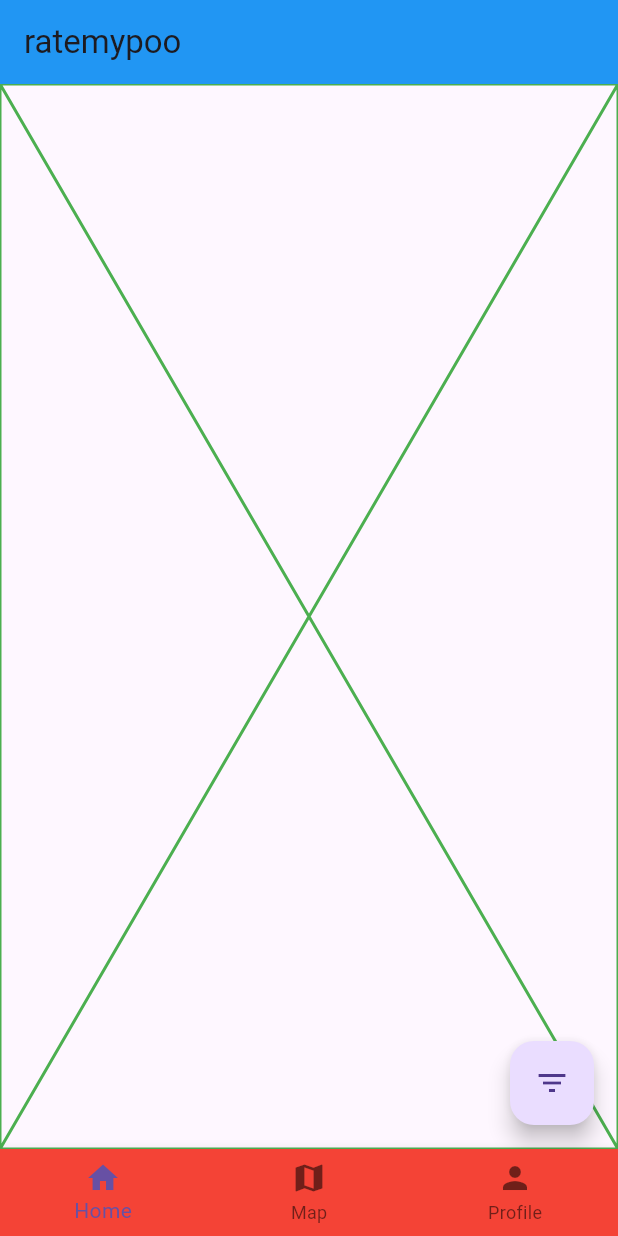
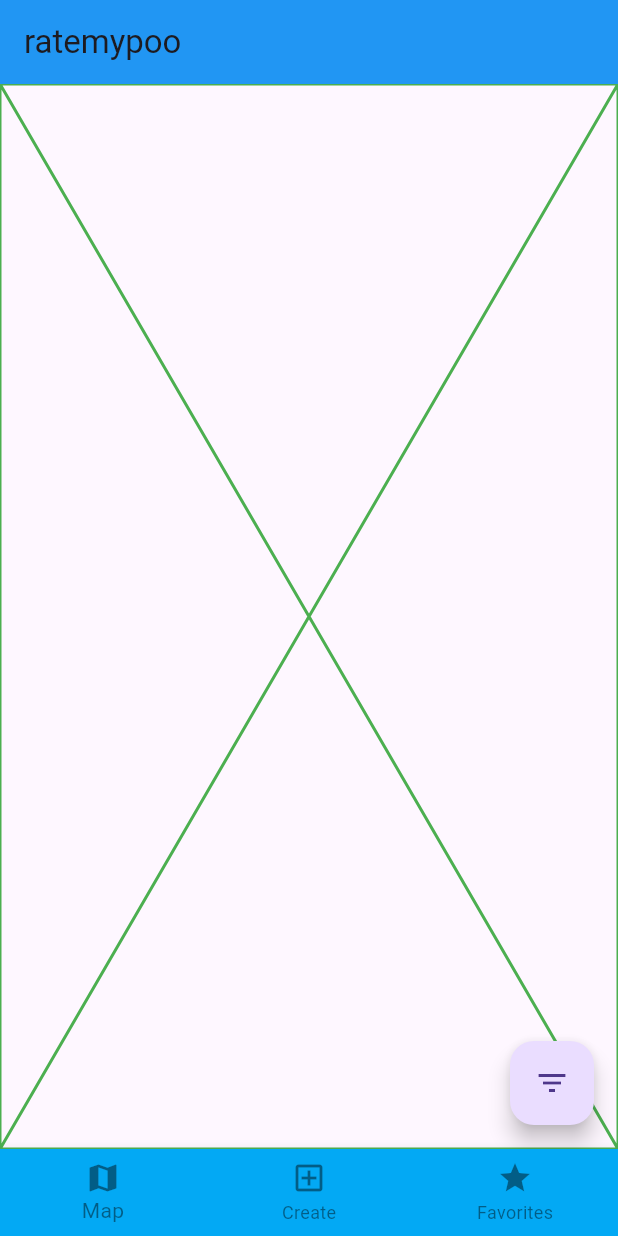
Before and after one commit to RealDniel/ratemypoo, a Flutter app: the screen it shows after launch, on a phone screen of 412 x 824 dp. Run offline on Flutter 3.47's test engine with Material 3 defaults, Android fonts, the light colour scheme and no system bars.

Commit message:
Footer icon colors

```diff
--- a/ratemypoo/lib/pages/home.dart
+++ b/ratemypoo/lib/pages/home.dart
@@ -1,4 +1,8 @@
 import 'package:flutter/material.dart';
+
+/*class StatedBottomNavigationBar extends StatefulWidget {
+  const StatedBottomNavigationBar({super.key});
+}*/
 
 class HomePage extends StatelessWidget {
   const HomePage({super.key});
@@ -52,21 +56,36 @@ class HomePage extends StatelessWidget {
 
       bottomNavigationBar: BottomNavigationBar(
         //Donovan add footer
+        unselectedLabelStyle: const TextStyle(
+          color: Colors.black45,
+        ),
+        type: BottomNavigationBarType.fixed,
         items: const [
-            BottomNavigationBarItem(
-            icon: Icon(Icons.home),
-            label: 'Home',
-          ),
           BottomNavigationBarItem(
-            icon: Icon(Icons.map),
+            icon: Icon(
+              Icons.map,
+              color: Colors.black45,
+            ),
             label: 'Map',
           ),
           BottomNavigationBarItem(
-            icon: Icon(Icons.person),
-            label: 'Profile',
+            icon: Icon(
+              Icons.add_box_outlined,
+              color: Colors.black45,
+            ),
+            label: 'Create',
+          ),
+          BottomNavigationBarItem(
+            icon: Icon(
+              Icons.star,
+              color: Colors.black45,
+            ),
+            label: 'Favorites',
           ),
         ],
-        backgroundColor: Colors.red,
+        backgroundColor: Colors.lightBlue,
+        fixedColor: Colors.black45,
+        unselectedItemColor: Colors.black45,
       ),
     );
   }
```
